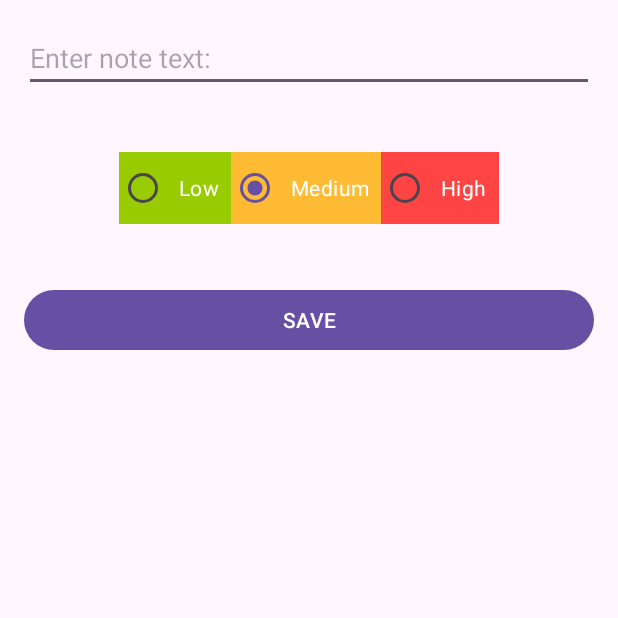
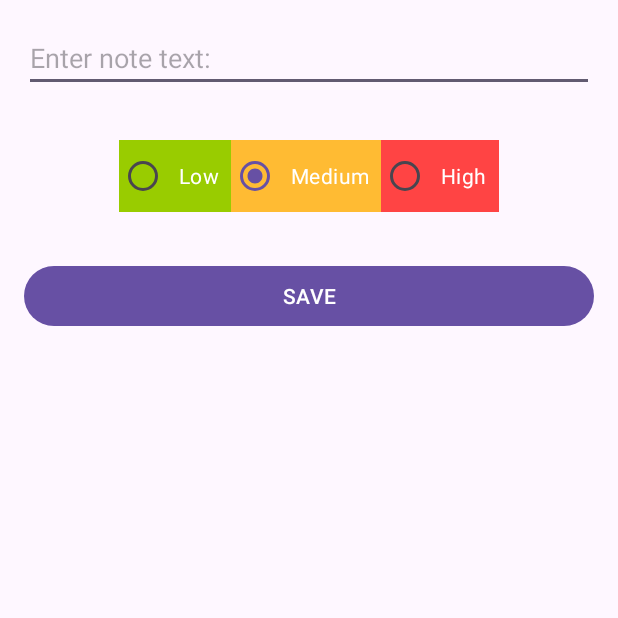
Before and after one commit to Rduaa/ToDoList, an Android app: the AddNoteActivity screen opened directly, with no data from a screen before it, on a phone screen of 412 x 824 dp, the top half of it. Run offline under Robolectric (Android 15) with nearby library versions, the phone set to English and light mode, and no system bars; our stand-ins replace Room's generated code, RxJava.

Commit message:
ToDoList fix everything

```diff
--- a/app/src/main/java/com/rdua/todolist/MainActivity.java
+++ b/app/src/main/java/com/rdua/todolist/MainActivity.java
@@ -80,8 +80,6 @@ public class MainActivity extends AppCompatActivity {
             }
         });
     }
-
-
     private void initViews(){
         recyclerViewNotes = findViewById(R.id.recyclerViewNotes);
         buttonAddNote = findViewById(R.id.buttonAddNote);
--- a/app/src/main/java/com/rdua/todolist/NotesDao.java
+++ b/app/src/main/java/com/rdua/todolist/NotesDao.java
@@ -3,11 +3,12 @@ package com.rdua.todolist;
 import androidx.lifecycle.LiveData;
 import androidx.room.Dao;
 import androidx.room.Insert;
-import androidx.room.OnConflictStrategy;
 import androidx.room.Query;
 
-import java.util.ArrayList;
 import java.util.List;
+
+import io.reactivex.rxjava3.core.Completable;
+import io.reactivex.rxjava3.core.Single;
 
 @Dao
 public interface NotesDao {
@@ -15,7 +16,7 @@ public interface NotesDao {
     @Query("SELECT * FROM notes")
     LiveData<List<Note>> getNotes();
     @Insert
-    void add(Note note);
+    Completable add(Note note);
     @Query("DELETE FROM notes WHERE id = :id")
-    void remove(int id);
+    Completable remove(int id);
 }
--- a/app/src/main/res/layout/activity_add_note.xml
+++ b/app/src/main/res/layout/activity_add_note.xml
@@ -1,6 +1,5 @@
 <?xml version="1.0" encoding="utf-8"?>
 <LinearLayout xmlns:android="http://schemas.android.com/apk/res/android"
-    xmlns:app="http://schemas.android.com/apk/res-auto"
     xmlns:tools="http://schemas.android.com/tools"
     android:layout_width="match_parent"
     android:layout_height="match_parent"
@@ -11,49 +10,44 @@
         android:id="@+id/editTextNote"
         android:layout_width="match_parent"
         android:layout_height="wrap_content"
-        android:inputType="textPersonName"
+        android:layout_margin="16dp"
         android:hint="@string/note_hint"
-        android:layout_margin="16dp" />
+        android:inputType="textPersonName" />
 
     <RadioGroup
         android:layout_width="match_parent"
         android:layout_height="wrap_content"
-        android:orientation="horizontal"
+        android:layout_margin="16dp"
         android:gravity="center"
-        android:padding="8dp"
-        android:layout_margin="16dp">
+        android:orientation="horizontal">
 
         <RadioButton
             android:id="@+id/radioButtonLow"
             android:layout_width="wrap_content"
             android:layout_height="wrap_content"
+            android:background="@android:color/holo_green_light"
+            android:padding="8dp"
             android:text="@string/low"
-            android:padding="8dp"
-            android:textColor="@android:color/white"
-            android:background="@android:color/holo_green_light"
-            />
+            android:textColor="@android:color/white" />
+
         <RadioButton
             android:id="@+id/radioButtonMedium"
             android:layout_width="wrap_content"
             android:layout_height="wrap_content"
+            android:checked="true"
+            android:background="@android:color/holo_orange_light"
+            android:padding="8dp"
             android:text="@string/medium"
-            android:padding="8dp"
-            android:checked="true"
-            android:textColor="@android:color/white"
-            android:background="@android:color/holo_orange_light"
-            />
+            android:textColor="@android:color/white" />
+
         <RadioButton
             android:id="@+id/radioButtonHigh"
             android:layout_width="wrap_content"
             android:layout_height="wrap_content"
+            android:background="@android:color/holo_red_light"
+            android:padding="8dp"
             android:text="@string/high"
-            android:padding="8dp"
-            android:textColor="@android:color/white"
-            android:background="@android:color/holo_red_light"
-            />
-
-
-
+            android:textColor="@android:color/white" />
     </RadioGroup>
 
     <Button
@@ -61,8 +55,5 @@
         android:layout_width="match_parent"
         android:layout_height="wrap_content"
         android:layout_margin="16dp"
-        android:text="@string/save"
-        />
-
-
+        android:text="@string/save" />
 </LinearLayout>
```
Also changed, not shown: app/build.gradle.kts (+8 -0 lines), app/src/main/java/com/rdua/todolist/AddNoteViewModel.java (+36 -13 lines), app/src/main/java/com/rdua/todolist/MainViewModel.java (+33 -8 lines).
